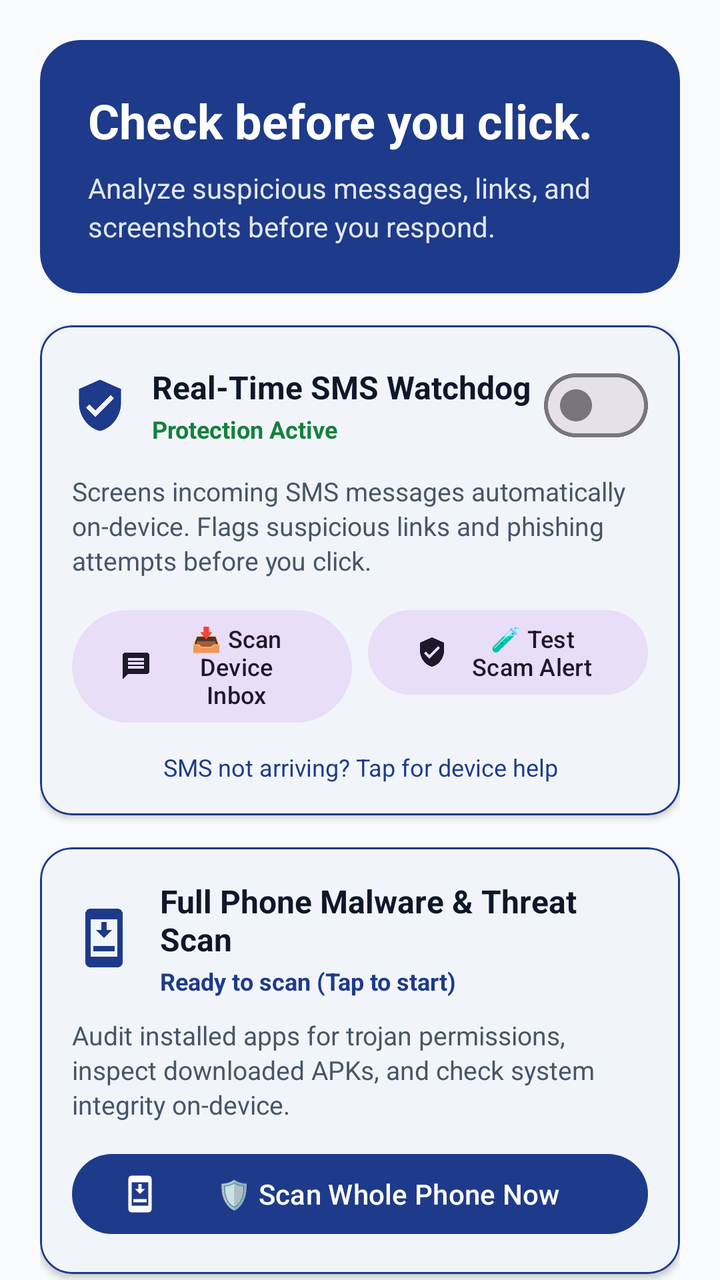
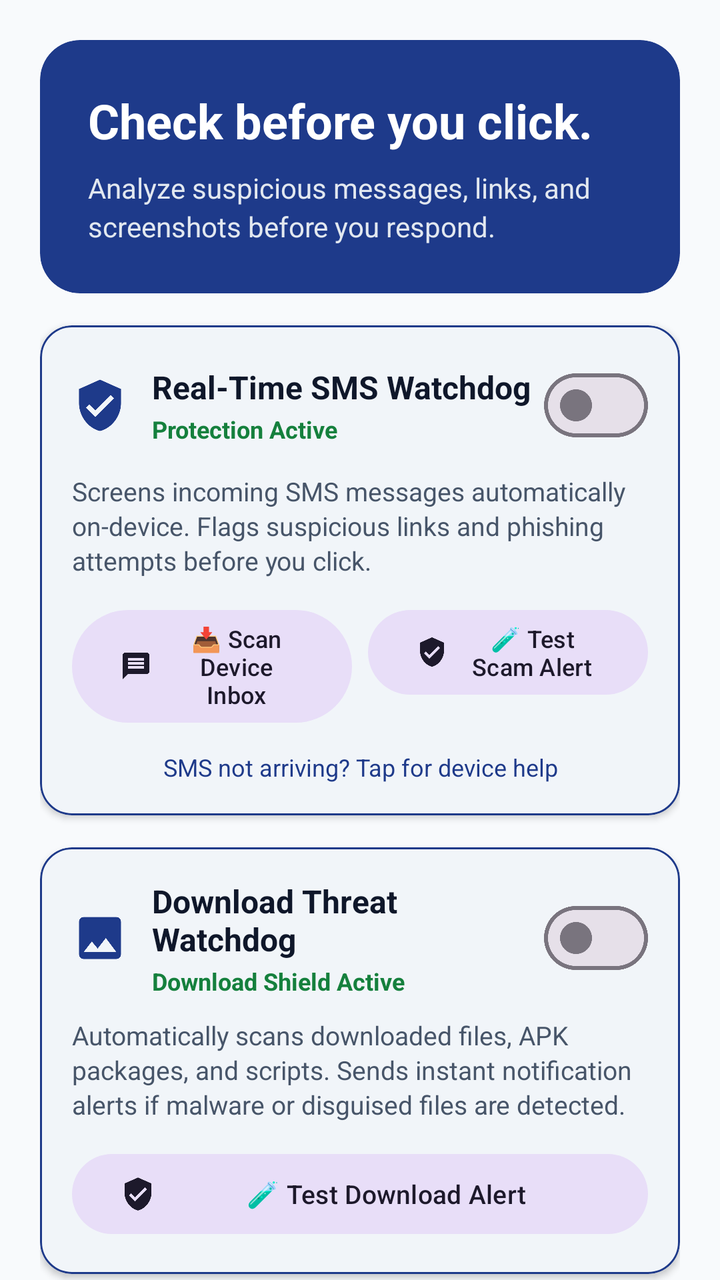

Before-and-after screenshots of an Android layout around one commit, followed by the original layout XML and the change that was made.
<!-- AndroidManifest.xml: application theme Theme.ScamShield -->
<!-- res/layout/fragment_home.xml -->
<?xml version="1.0" encoding="utf-8"?>
<androidx.core.widget.NestedScrollView xmlns:android="http://schemas.android.com/apk/res/android"
    xmlns:app="http://schemas.android.com/apk/res-auto"
    android:layout_width="match_parent"
    android:layout_height="match_parent"
    android:fillViewport="true">

    <LinearLayout
        android:layout_width="match_parent"
        android:layout_height="wrap_content"
        android:orientation="vertical"
        android:padding="20dp">

        
        <com.google.android.material.card.MaterialCardView
            android:layout_width="match_parent"
            android:layout_height="wrap_content"
            app:cardCornerRadius="20dp"
            app:cardElevation="0dp"
            app:strokeWidth="0dp"
            app:cardBackgroundColor="@color/brand_primary">

            <LinearLayout
                android:layout_width="match_parent"
                android:layout_height="wrap_content"
                android:orientation="vertical"
                android:padding="24dp">

                <TextView
                    android:layout_width="match_parent"
                    android:layout_height="wrap_content"
                    android:text="@string/home_hero_title"
                    android:textSize="24sp"
                    android:textStyle="bold"
                    android:textColor="@color/white" />

                <TextView
                    android:layout_width="match_parent"
                    android:layout_height="wrap_content"
                    android:layout_marginTop="8dp"
                    android:text="@string/home_hero_subtitle"
                    android:textSize="14sp"
                    android:lineSpacingExtra="3dp"
                    android:textColor="#E2E8F0" />
            </LinearLayout>
        </com.google.android.material.card.MaterialCardView>

        
        <com.google.android.material.card.MaterialCardView
            android:id="@+id/card_sms_watchdog"
            android:layout_width="match_parent"
            android:layout_height="wrap_content"
            android:layout_marginTop="16dp"
            app:cardCornerRadius="16dp"
            app:cardElevation="2dp"
            app:strokeWidth="1dp"
            app:strokeColor="@color/brand_primary"
            app:cardBackgroundColor="@color/surface_variant_light">

            <LinearLayout
                android:layout_width="match_parent"
                android:layout_height="wrap_content"
                android:orientation="vertical"
                android:padding="16dp">

                <LinearLayout
                    android:layout_width="match_parent"
                    android:layout_height="wrap_content"
                    android:orientation="horizontal"
                    android:gravity="center_vertical">

                    <ImageView
                        android:layout_width="28dp"
                        android:layout_height="28dp"
                        android:src="@drawable/ic_shield_check"
                        app:tint="@color/brand_primary"
                        android:contentDescription="@null" />

                    <LinearLayout
                        android:layout_width="0dp"
                        android:layout_height="wrap_content"
                        android:layout_weight="1"
                        android:layout_marginStart="12dp"
                        android:orientation="vertical">

                        <TextView
                            android:layout_width="wrap_content"
                            android:layout_height="wrap_content"
                            android:text="@string/sms_shield_title"
                            android:textSize="16sp"
                            android:textStyle="bold"
                            android:textColor="@color/text_primary_light" />

                        <TextView
                            android:id="@+id/tv_sms_shield_status"
                            android:layout_width="wrap_content"
                            android:layout_height="wrap_content"
                            android:layout_marginTop="2dp"
                            android:text="@string/sms_shield_status_active"
                            android:textSize="12sp"
                            android:textStyle="bold"
                            android:textColor="@color/risk_low" />
                    </LinearLayout>

                    <com.google.android.material.materialswitch.MaterialSwitch
                        android:id="@+id/switch_sms_shield"
                        android:layout_width="wrap_content"
                        android:layout_height="wrap_content" />
                </LinearLayout>

                <TextView
                    android:layout_width="match_parent"
                    android:layout_height="wrap_content"
                    android:layout_marginTop="10dp"
                    android:text="@string/sms_shield_desc"
                    android:textSize="13sp"
                    android:lineSpacingExtra="2dp"
                    android:textColor="@color/text_secondary_light" />

                
                <LinearLayout
                    android:id="@+id/layout_permission_warning"
                    android:layout_width="match_parent"
                    android:layout_height="wrap_content"
                    android:orientation="vertical"
                    android:layout_marginTop="12dp"
                    android:padding="12dp"
                    android:background="@color/risk_suspicious_bg"
                    android:visibility="gone">

                    <TextView
                        android:id="@+id/tv_permission_warning_title"
                        android:layout_width="match_parent"
                        android:layout_height="wrap_content"
                        android:text="⚠️ SMS Permissions Required"
                        android:textSize="13sp"
                        android:textStyle="bold"
                        android:textColor="@color/risk_high" />

                    <TextView
                        android:id="@+id/tv_permission_warning_desc"
                        android:layout_width="match_parent"
                        android:layout_height="wrap_content"
                        android:layout_marginTop="2dp"
                        android:text="Allow SMS permissions so ScamShield can automatically screen and score incoming text messages on-device."
                        android:textSize="12sp"
                        android:textColor="@color/text_primary_light" />

                    <LinearLayout
                        android:layout_width="match_parent"
                        android:layout_height="wrap_content"
                        android:layout_marginTop="8dp"
                        android:orientation="horizontal">

                        <com.google.android.material.button.MaterialButton
                            android:id="@+id/btn_grant_permissions"
                            style="@style/Widget.Material3.Button"
                            android:layout_width="0dp"
                            android:layout_height="wrap_content"
                            android:layout_weight="1"
                            android:text="Grant Permissions"
                            android:textSize="12sp"
                            android:layout_marginEnd="4dp" />

                        <com.google.android.material.button.MaterialButton
                            android:id="@+id/btn_open_app_settings"
                            style="@style/Widget.Material3.Button.OutlinedButton"
                            android:layout_width="0dp"
                            android:layout_height="wrap_content"
                            android:layout_weight="1"
                            android:text="App Settings"
                            android:textSize="12sp"
                            android:layout_marginStart="4dp" />
                    </LinearLayout>
                </LinearLayout>

                
                <LinearLayout
                    android:layout_width="match_parent"
                    android:layout_height="wrap_content"
                    android:orientation="horizontal"
                    android:layout_marginTop="12dp">

                    <com.google.android.material.button.MaterialButton
                        android:id="@+id/btn_scan_inbox_sms"
                        style="@style/Widget.Material3.Button.TonalButton"
                        android:layout_width="0dp"
                        android:layout_height="wrap_content"
                        android:layout_weight="1"
                        android:text="@string/sms_shield_btn_scan_inbox"
                        android:textSize="12sp"
                        android:layout_marginEnd="4dp"
                        app:icon="@drawable/ic_action_message"
                        app:iconSize="16dp" />

                    <com.google.android.material.button.MaterialButton
                        android:id="@+id/btn_simulate_sms"
                        style="@style/Widget.Material3.Button.TonalButton"
                        android:layout_width="0dp"
                        android:layout_height="wrap_content"
                        android:layout_weight="1"
                        android:text="@string/sms_shield_btn_simulate"
                        android:textSize="12sp"
                        android:layout_marginStart="4dp"
                        app:icon="@drawable/ic_shield_check"
                        app:iconSize="16dp" />
                </LinearLayout>

                
                <TextView
                    android:id="@+id/tv_sms_troubleshoot"
                    android:layout_width="match_parent"
                    android:layout_height="wrap_content"
                    android:layout_marginTop="10dp"
                    android:gravity="center"
                    android:text="@string/sms_shield_troubleshoot_link"
                    android:textSize="12sp"
                    android:textColor="@color/brand_primary"
                    android:clickable="true"
                    android:focusable="true" />

            </LinearLayout>
        </com.google.android.material.card.MaterialCardView>

        
        <com.google.android.material.card.MaterialCardView
            android:id="@+id/card_device_scan"
            android:layout_width="match_parent"
            android:layout_height="wrap_content"
            android:layout_marginTop="16dp"
            app:cardCornerRadius="16dp"
            app:cardElevation="2dp"
            app:strokeWidth="1dp"
            app:strokeColor="@color/brand_primary"
            app:cardBackgroundColor="@color/surface_variant_light">

            <LinearLayout
                android:layout_width="match_parent"
                android:layout_height="wrap_content"
                android:orientation="vertical"
                android:padding="16dp">

                <LinearLayout
                    android:layout_width="match_parent"
                    android:layout_height="wrap_content"
                    android:orientation="horizontal"
                    android:gravity="center_vertical">

                    <ImageView
                        android:layout_width="32dp"
                        android:layout_height="32dp"
                        android:src="@drawable/ic_device_scan"
                        app:tint="@color/brand_primary"
                        android:contentDescription="@null" />

                    <LinearLayout
                        android:layout_width="0dp"
                        android:layout_height="wrap_content"
                        android:layout_weight="1"
                        android:layout_marginStart="12dp"
                        android:orientation="vertical">

                        <TextView
                            android:layout_width="wrap_content"
                            android:layout_height="wrap_content"
                            android:text="@string/home_device_scan_title"
                            android:textSize="16sp"
                            android:textStyle="bold"
                            android:textColor="@color/text_primary_light" />

                        <TextView
                            android:id="@+id/tv_device_scan_status"
                            android:layout_width="wrap_content"
                            android:layout_height="wrap_content"
                            android:layout_marginTop="2dp"
                            android:text="@string/home_device_scan_status_never"
                            android:textSize="12sp"
                            android:textStyle="bold"
                            android:textColor="@color/brand_primary" />
                    </LinearLayout>
                </LinearLayout>

                <TextView
                    android:layout_width="match_parent"
                    android:layout_height="wrap_content"
                    android:layout_marginTop="10dp"
                    android:text="@string/home_device_scan_desc"
                    android:textSize="13sp"
                    android:lineSpacingExtra="2dp"
                    android:textColor="@color/text_secondary_light" />

                
                <com.google.android.material.button.MaterialButton
                    android:id="@+id/btn_start_device_scan"
                    style="@style/Widget.Material3.Button"
                    android:layout_width="match_parent"
                    android:layout_height="wrap_content"
                    android:layout_marginTop="12dp"
                    android:text="@string/home_device_scan_btn"
                    android:textSize="14sp"
                    app:icon="@drawable/ic_device_scan"
                    app:iconSize="20dp" />

            </LinearLayout>
        </com.google.android.material.card.MaterialCardView>

        
        <TextView
            android:layout_width="match_parent"
            android:layout_height="wrap_content"
            android:layout_marginTop="24dp"
            android:layout_marginBottom="12dp"
            android:text="@string/home_section_actions"
            android:textSize="18sp"
            android:textStyle="bold"
            android:textColor="@color/text_primary_light" />

        
        
        <LinearLayout
            android:layout_width="match_parent"
            android:layout_height="wrap_content"
            android:orientation="horizontal">

            
            <com.google.android.material.card.MaterialCardView
                android:id="@+id/card_action_message"
                android:layout_width="0dp"
                android:layout_height="wrap_content"
                android:layout_weight="1"
                android:layout_marginEnd="8dp"
                app:cardCornerRadius="16dp"
                app:cardElevation="2dp"
                android:clickable="true"
                android:focusable="true">

                <LinearLayout
                    android:layout_width="match_parent"
                    android:layout_height="wrap_content"
                    android:orientation="vertical"
                    android:padding="16dp">

                    <ImageView
                        android:layout_width="32dp"
                        android:layout_height="32dp"
                        android:src="@drawable/ic_action_message"
                        android:contentDescription="@null" />

                    <TextView
                        android:layout_width="match_parent"
                        android:layout_height="wrap_content"
                        android:layout_marginTop="12dp"
                        android:text="@string/action_check_message"
                        android:textSize="16sp"
                        android:textStyle="bold"
                        android:textColor="@color/text_primary_light" />

                    <TextView
                        android:layout_width="match_parent"
                        android:layout_height="wrap_content"
                        android:layout_marginTop="4dp"
                        android:text="SMS, email, chats"
                        android:textSize="12sp"
                        android:textColor="@color/text_secondary_light" />
                </LinearLayout>
            </com.google.android.material.card.MaterialCardView>

            
            <com.google.android.material.card.MaterialCardView
                android:id="@+id/card_action_link"
                android:layout_width="0dp"
                android:layout_height="wrap_content"
                android:layout_weight="1"
                android:layout_marginStart="8dp"
                app:cardCornerRadius="16dp"
                app:cardElevation="2dp"
                android:clickable="true"
                android:focusable="true">

                <LinearLayout
                    android:layout_width="match_parent"
                    android:layout_height="wrap_content"
                    android:orientation="vertical"
                    android:padding="16dp">

                    <ImageView
                        android:layout_width="32dp"
                        android:layout_height="32dp"
                        android:src="@drawable/ic_action_link"
                        android:contentDescription="@null" />

                    <TextView
                        android:layout_width="match_parent"
                        android:layout_height="wrap_content"
                        android:layout_marginTop="12dp"
                        android:text="@string/action_check_link"
                        android:textSize="16sp"
                        android:textStyle="bold"
                        android:textColor="@color/text_primary_light" />

                    <TextView
                        android:layout_width="match_parent"
                        android:layout_height="wrap_content"
                        android:layout_marginTop="4dp"
                        android:text="URLs, short links"
                        android:textSize="12sp"
                        android:textColor="@color/text_secondary_light" />
                </LinearLayout>
            </com.google.android.material.card.MaterialCardView>
        </LinearLayout>

        
        <LinearLayout
            android:layout_width="match_parent"
            android:layout_height="wrap_content"
            android:orientation="horizontal"
            android:layout_marginTop="12dp">

            
            <com.google.android.material.card.MaterialCardView
                android:id="@+id/card_action_screenshot"
                android:layout_width="0dp"
                android:layout_height="wrap_content"
                android:layout_weight="1"
                android:layout_marginEnd="8dp"
                app:cardCornerRadius="16dp"
                app:cardElevation="2dp"
                android:clickable="true"
                android:focusable="true">

                <LinearLayout
                    android:layout_width="match_parent"
                    android:layout_height="wrap_content"
                    android:orientation="vertical"
                    android:padding="16dp">

                    <ImageView
                        android:layout_width="32dp"
                        android:layout_height="32dp"
                        android:src="@drawable/ic_action_screenshot"
                        android:contentDescription="@null" />

                    <TextView
                        android:layout_width="match_parent"
                        android:layout_height="wrap_content"
                        android:layout_marginTop="12dp"
                        android:text="@string/action_scan_screenshot"
                        android:textSize="16sp"
                        android:textStyle="bold"
                        android:textColor="@color/text_primary_light" />

                    <TextView
                        android:layout_width="match_parent"
                        android:layout_height="wrap_content"
                        android:layout_marginTop="4dp"
                        android:text="OCR from gallery"
                        android:textSize="12sp"
                        android:textColor="@color/text_secondary_light" />
                </LinearLayout>
            </com.google.android.material.card.MaterialCardView>

            
            <com.google.android.material.card.MaterialCardView
                android:id="@+id/card_action_qr"
                android:layout_width="0dp"
                android:layout_height="wrap_content"
                android:layout_weight="1"
                android:layout_marginStart="8dp"
                app:cardCornerRadius="16dp"
                app:cardElevation="2dp"
                android:clickable="true"
                android:focusable="true">

                <LinearLayout
                    android:layout_width="match_parent"
                    android:layout_height="wrap_content"
                    android:orientation="vertical"
                    android:padding="16dp">

                    <ImageView
                        android:layout_width="32dp"
                        android:layout_height="32dp"
                        android:src="@drawable/ic_action_qr"
                        android:contentDescription="@null" />

                    <TextView
                        android:layout_width="match_parent"
                        android:layout_height="wrap_content"
                        android:layout_marginTop="12dp"
                        android:text="@string/action_scan_qr"
                        android:textSize="16sp"
                        android:textStyle="bold"
                        android:textColor="@color/text_primary_light" />

                    <TextView
                        android:layout_width="match_parent"
                        android:layout_height="wrap_content"
                        android:layout_marginTop="4dp"
                        android:text="Safe destination view"
                        android:textSize="12sp"
                        android:textColor="@color/text_secondary_light" />
                </LinearLayout>
            </com.google.android.material.card.MaterialCardView>
        </LinearLayout>

        
        <com.google.android.material.card.MaterialCardView
            android:layout_width="match_parent"
            android:layout_height="wrap_content"
            android:layout_marginTop="20dp"
            app:cardCornerRadius="16dp"
            app:cardElevation="1dp"
            app:cardBackgroundColor="@color/surface_variant_light">

            <LinearLayout
                android:layout_width="match_parent"
                android:layout_height="wrap_content"
                android:orientation="vertical"
                android:padding="16dp">

                <TextView
                    android:layout_width="match_parent"
                    android:layout_height="wrap_content"
                    android:text="@string/home_security_tip_title"
                    android:textSize="14sp"
                    android:textStyle="bold"
                    android:textColor="@color/brand_primary" />

                <TextView
                    android:layout_width="match_parent"
                    android:layout_height="wrap_content"
                    android:layout_marginTop="4dp"
                    android:text="@string/home_security_tip_content"
                    android:textSize="13sp"
                    android:textColor="@color/text_secondary_light" />
            </LinearLayout>
        </com.google.android.material.card.MaterialCardView>

        
        <TextView
            android:layout_width="match_parent"
            android:layout_height="wrap_content"
            android:layout_marginTop="24dp"
            android:layout_marginBottom="12dp"
            android:text="@string/home_recent_scans"
            android:textSize="18sp"
            android:textStyle="bold"
            android:textColor="@color/text_primary_light" />

        
        <LinearLayout
            android:id="@+id/layout_empty_scans"
            android:layout_width="match_parent"
            android:layout_height="wrap_content"
            android:orientation="vertical"
            android:gravity="center"
            android:padding="28dp"
            android:visibility="gone">

            <ImageView
                android:layout_width="48dp"
                android:layout_height="48dp"
                android:src="@drawable/ic_shield_check"
                app:tint="@color/text_tertiary_light"
                android:contentDescription="@null" />

            <TextView
                android:layout_width="wrap_content"
                android:layout_height="wrap_content"
                android:layout_marginTop="12dp"
                android:text="@string/home_empty_scans"
                android:textSize="16sp"
                android:textStyle="bold"
                android:textColor="@color/text_primary_light" />

            <TextView
                android:layout_width="wrap_content"
                android:layout_height="wrap_content"
                android:layout_marginTop="4dp"
                android:text="@string/home_empty_scans_sub"
                android:textSize="13sp"
                android:textColor="@color/text_secondary_light"
                android:textAlignment="center" />
        </LinearLayout>

        
        <androidx.recyclerview.widget.RecyclerView
            android:id="@+id/rv_recent_scans"
            android:layout_width="match_parent"
            android:layout_height="wrap_content"
            android:nestedScrollingEnabled="false" />

    </LinearLayout>
</androidx.core.widget.NestedScrollView>
<!-- resources referenced by this layout -->
<resources>
  <color name="brand_primary">#1E3A8A</color>
  <color name="risk_high">#B91C1C</color>
  <color name="risk_low">#15803D</color>
  <color name="risk_suspicious_bg">#FFEDD5</color>
  <color name="surface_variant_light">#F1F5F9</color>
  <color name="text_primary_light">#0F172A</color>
  <color name="text_secondary_light">#475569</color>
  <color name="text_tertiary_light">#94A3B8</color>
  <color name="white">#FFFFFF</color>
  <string name="action_check_link">Check Link</string>
  <string name="action_check_message">Check Message</string>
  <string name="action_scan_qr">Scan QR Code</string>
  <string name="action_scan_screenshot">Scan Screenshot</string>
  <string name="home_device_scan_btn">🛡️ Scan Whole Phone Now</string>
  <string name="home_device_scan_desc">Audit installed apps for trojan permissions, inspect downloaded APKs, and check system integrity on-device.</string>
  <string name="home_device_scan_status_never">Ready to scan (Tap to start)</string>
  <string name="home_device_scan_title">Full Phone Malware &amp; Threat Scan</string>
  <string name="home_empty_scans">You haven\'t checked anything yet.</string>
  <string name="home_empty_scans_sub">Submit a message, link, or image to start protecting yourself.</string>
  <string name="home_hero_subtitle">Analyze suspicious messages, links, and screenshots before you respond.</string>
  <string name="home_hero_title">Check before you click.</string>
  <string name="home_recent_scans">Recent Scans</string>
  <string name="home_section_actions">What would you like to check?</string>
  <string name="home_security_tip_content">Legitimate institutions will never pressure you to transfer funds or purchase gift cards to resolve an account issue.</string>
  <string name="home_security_tip_title">Daily Security Tip</string>
  <string name="sms_shield_btn_scan_inbox">📥 Scan Device Inbox</string>
  <string name="sms_shield_btn_simulate">🧪 Test Scam Alert</string>
  <string name="sms_shield_desc">Screens incoming SMS messages automatically on-device. Flags suspicious links and phishing attempts before you click.</string>
  <string name="sms_shield_status_active">Protection Active</string>
  <string name="sms_shield_title">Real-Time SMS Watchdog</string>
  <string name="sms_shield_troubleshoot_link">SMS not arriving? Tap for device help</string>
  <color name="brand_primary_variant">#172554</color>
  <color name="brand_secondary">#0D9488</color>
  <color name="color_bg">#F8FAFC</color>
  <color name="color_surface">#FFFFFF</color>
  <color name="color_surface_variant">#F1F5F9</color>
  <color name="color_text_primary">#0F172A</color>
  <color name="color_text_secondary">#475569</color>
  <color name="color_text_tertiary">#94A3B8</color>
  <color name="color_input_text">#000000</color>
  <style name="Widget.ScamShield.CardView" parent="Widget.Material3.CardView.Elevated">
          <item name="cardCornerRadius">16dp</item>
          <item name="cardElevation">2dp</item>
          <item name="cardBackgroundColor">@color/color_surface</item>
      </style>
  <style name="Widget.ScamShield.Button" parent="Widget.Material3.Button">
          <item name="android:minHeight">48dp</item>
          <item name="cornerRadius">12dp</item>
          <item name="android:textAllCaps">false</item>
          <item name="android:fontFamily">sans-serif-medium</item>
      </style>
  <!-- unchanged entries left out for length: 7 -->
</resources>

<!-- the commit's change to res/layout/fragment_home.xml (unified diff, before → after) -->
@@ -224,7 +224,7 @@
 
         
         <com.google.android.material.card.MaterialCardView
-            android:id="@+id/card_device_scan"
+            android:id="@+id/card_download_watchdog"
             android:layout_width="match_parent"
             android:layout_height="wrap_content"
             android:layout_marginTop="16dp"
@@ -247,6 +247,93 @@
                     android:gravity="center_vertical">
 
                     <ImageView
+                        android:layout_width="28dp"
+                        android:layout_height="28dp"
+                        android:src="@drawable/ic_action_screenshot"
+                        app:tint="@color/brand_primary"
+                        android:contentDescription="@null" />
+
+                    <LinearLayout
+                        android:layout_width="0dp"
+                        android:layout_height="wrap_content"
+                        android:layout_weight="1"
+                        android:layout_marginStart="12dp"
+                        android:orientation="vertical">
+
+                        <TextView
+                            android:layout_width="wrap_content"
+                            android:layout_height="wrap_content"
+                            android:text="@string/download_shield_title"
+                            android:textSize="16sp"
+                            android:textStyle="bold"
+                            android:textColor="@color/text_primary_light" />
+
+                        <TextView
+                            android:id="@+id/tv_download_shield_status"
+                            android:layout_width="wrap_content"
+                            android:layout_height="wrap_content"
+                            android:layout_marginTop="2dp"
+                            android:text="@string/download_shield_status_active"
+                            android:textSize="12sp"
+                            android:textStyle="bold"
+                            android:textColor="@color/risk_low" />
+                    </LinearLayout>
+
+                    <com.google.android.material.materialswitch.MaterialSwitch
+                        android:id="@+id/switch_download_shield"
+                        android:layout_width="wrap_content"
+                        android:layout_height="wrap_content" />
+                </LinearLayout>
+
+                <TextView
+                    android:layout_width="match_parent"
+                    android:layout_height="wrap_content"
+                    android:layout_marginTop="10dp"
+                    android:text="@string/download_shield_desc"
+                    android:textSize="13sp"
+                    android:lineSpacingExtra="2dp"
+                    android:textColor="@color/text_secondary_light" />
+
+                
+                <com.google.android.material.button.MaterialButton
+                    android:id="@+id/btn_simulate_download"
+                    style="@style/Widget.Material3.Button.TonalButton"
+                    android:layout_width="match_parent"
+                    android:layout_height="wrap_content"
+                    android:layout_marginTop="12dp"
+                    android:text="@string/download_shield_btn_simulate"
+                    android:textSize="13sp"
+                    app:icon="@drawable/ic_shield_check"
+                    app:iconSize="18dp" />
+
+            </LinearLayout>
+        </com.google.android.material.card.MaterialCardView>
+
+        
+        <com.google.android.material.card.MaterialCardView
+            android:id="@+id/card_device_scan"
+            android:layout_width="match_parent"
+            android:layout_height="wrap_content"
+            android:layout_marginTop="16dp"
+            app:cardCornerRadius="16dp"
+            app:cardElevation="2dp"
+            app:strokeWidth="1dp"
+            app:strokeColor="@color/brand_primary"
+            app:cardBackgroundColor="@color/surface_variant_light">
+
+            <LinearLayout
+                android:layout_width="match_parent"
+                android:layout_height="wrap_content"
+                android:orientation="vertical"
+                android:padding="16dp">
+
+                <LinearLayout
+                    android:layout_width="match_parent"
+                    android:layout_height="wrap_content"
+                    android:orientation="horizontal"
+                    android:gravity="center_vertical">
+
+                    <ImageView
                         android:layout_width="32dp"
                         android:layout_height="32dp"
                         android:src="@drawable/ic_device_scan"
<!-- resource entries referenced after the edit -->
@@ -13,6 +13,10 @@
   <string name="action_check_message">Check Message</string>
   <string name="action_scan_qr">Scan QR Code</string>
   <string name="action_scan_screenshot">Scan Screenshot</string>
+  <string name="download_shield_btn_simulate">🧪 Test Download Alert</string>
+  <string name="download_shield_desc">Automatically scans downloaded files, APK packages, and scripts. Sends instant notification alerts if malware or disguised files are detected.</string>
+  <string name="download_shield_status_active">Download Shield Active</string>
+  <string name="download_shield_title">Download Threat Watchdog</string>
   <string name="home_device_scan_btn">🛡️ Scan Whole Phone Now</string>
   <string name="home_device_scan_desc">Audit installed apps for trojan permissions, inspect downloaded APKs, and check system integrity on-device.</string>
   <string name="home_device_scan_status_never">Ready to scan (Tap to start)</string>
